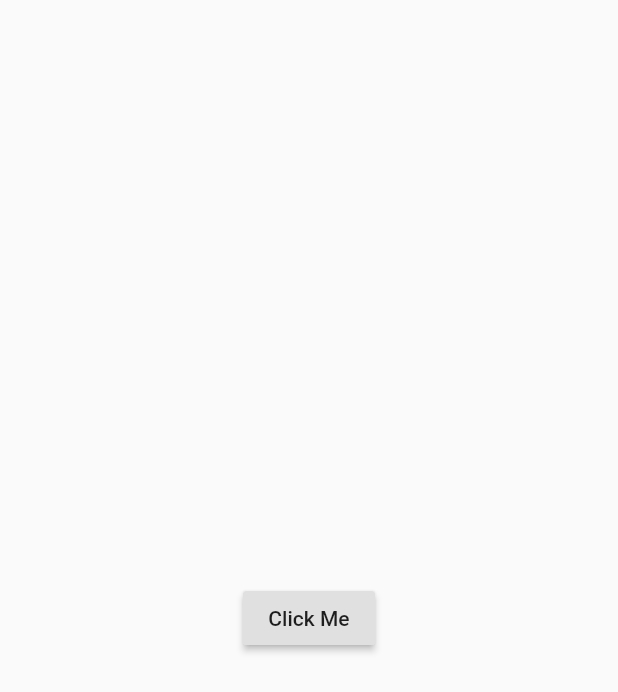
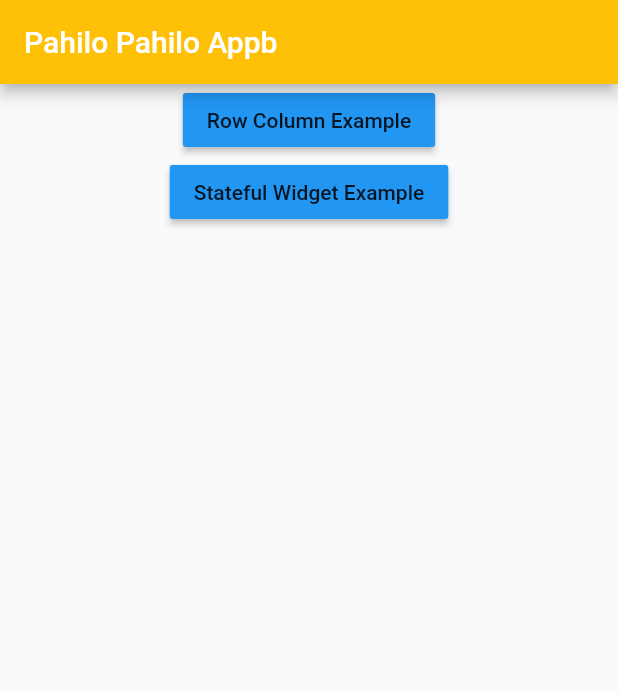
Before and after one commit to jaswinda/widgets, a Flutter app: the screen it shows after launch, on a phone screen of 412 x 824 dp. Shown: the top 692 px of the screen. Run offline on Flutter 3.47's test engine with Material 2 defaults, Android fonts, the phone set to English and light mode, and no system bars.

Commit message:
Stateful Widgets

```diff
--- a/lib/home.dart
+++ b/lib/home.dart
@@ -2,6 +2,7 @@
 
 import 'package:flutter/material.dart';
 import 'package:widget/rowcolumn.dart';
+import 'package:widget/stateful.dart';
 
 class Home extends StatelessWidget {
   const Home({Key? key}) : super(key: key);
@@ -9,21 +10,41 @@ class Home extends StatelessWidget {
   @override
   Widget build(BuildContext context) {
     return Scaffold(
-      // appBar: AppBar(
-      //   backgroundColor: Colors.amber,
-      //   title: const Text('Pahilo Pahilo Appb'),
-      // ),
-      // ignore: deprecated_member_use
-      body: Center(
-          child: RaisedButton(
+        appBar: AppBar(
+          backgroundColor: Colors.amber,
+          title: const Text('Pahilo Pahilo Appb'),
+        ),
+        // ignore: deprecated_member_use
+        body: Column(
+          // mainAxisAlignment: MainAxisAlignment.center,
+          crossAxisAlignment: CrossAxisAlignment.center,
+          children: [
+            myCustomizedButton(context, 'Row Column Example', () {
+              Navigator.push(
+                context,
+                MaterialPageRoute(builder: (context) => const RowColumn()),
+              );
+            }),
+            myCustomizedButton(context, 'Stateful Widget Example', () {
+              Navigator.push(
+                context,
+                MaterialPageRoute(
+                    builder: (context) => const StateFulExample()),
+              );
+            }),
+          ],
+        ));
+  }
+
+  Widget myCustomizedButton(context, text, onpressed) {
+    return Center(
+      child: RaisedButton(
         onPressed: () {
-          Navigator.push(
-            context,
-            MaterialPageRoute(builder: (context) => const RowColumn()),
-          );
+          onpressed();
         },
-        child: const Text('Click Me'),
-      )),
+        color: Colors.blue,
+        child: Text(text),
+      ),
     );
   }
 }
```
Also changed, not shown: lib/rowcolumn.dart (+27 -5 lines), lib/stateful.dart (added, +39 -0 lines).
